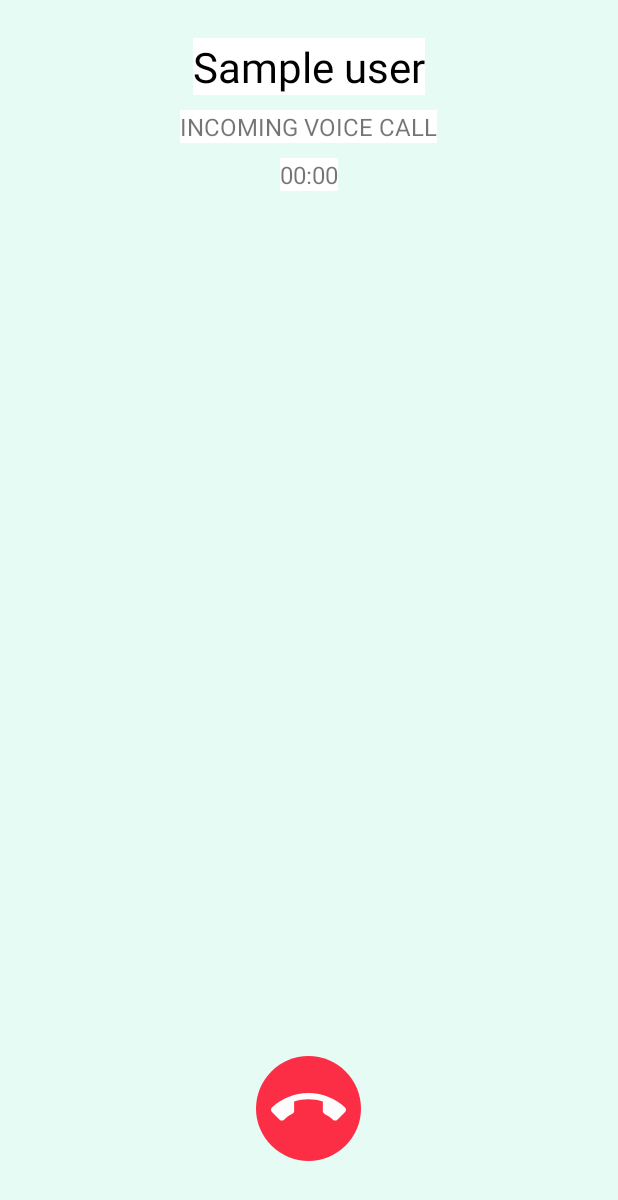
After one commit to Hunaid2000/Chat-App, an Android app: the voicecallActivity screen opened directly, with no data from a screen before it, on a phone screen of 412 x 824 dp. The commit adds this screen. Shown: the top 1200 px of the screen. Run offline under Robolectric (Android 15) with nearby library versions, the phone set to English and light mode, and no system bars; network calls fail.

Commit message:
Implement call screens

```diff
--- a/app/build.gradle
+++ b/app/build.gradle
@@ -29,6 +29,7 @@ android {
 }
 
 dependencies {
+    implementation fileTree(dir: 'libs', include: ['*.jar', '*.aar'])
     implementation 'com.android.volley:volley:1.2.1'
     implementation 'androidx.appcompat:appcompat:1.5.1'
     implementation 'com.google.android.material:material:1.7.0'
--- /dev/null
+++ b/app/src/main/java/com/ass2/i192008_i192043/voicecallActivity.java
@@ -0,0 +1,14 @@
+package com.ass2.i192008_i192043;
+
+import androidx.appcompat.app.AppCompatActivity;
+
+import android.os.Bundle;
+
+public class voicecallActivity extends AppCompatActivity {
+
+    @Override
+    protected void onCreate(Bundle savedInstanceState) {
+        super.onCreate(savedInstanceState);
+        setContentView(R.layout.activity_voicecall);
+    }
+}
--- /dev/null
+++ b/app/src/main/res/drawable/ic_call_end.xml
@@ -0,0 +1,5 @@
+<vector android:height="24dp" android:tint="#FCFCFC"
+    android:viewportHeight="24.0" android:viewportWidth="24.0"
+    android:width="24dp" xmlns:android="http://schemas.android.com/apk/res/android">
+    <path android:fillColor="#FF000000" android:pathData="M12,9c-1.6,0 -3.15,0.25 -4.6,0.72v3.1c0,0.39 -0.23,0.74 -0.56,0.9 -0.98,0.49 -1.87,1.12 -2.66,1.85 -0.18,0.18 -0.43,0.28 -0.7,0.28 -0.28,0 -0.53,-0.11 -0.71,-0.29L0.29,13.08c-0.18,-0.17 -0.29,-0.42 -0.29,-0.7 0,-0.28 0.11,-0.53 0.29,-0.71C3.34,8.78 7.46,7 12,7s8.66,1.78 11.71,4.67c0.18,0.18 0.29,0.43 0.29,0.71 0,0.28 -0.11,0.53 -0.29,0.71l-2.48,2.48c-0.18,0.18 -0.43,0.29 -0.71,0.29 -0.27,0 -0.52,-0.11 -0.7,-0.28 -0.79,-0.74 -1.69,-1.36 -2.67,-1.85 -0.33,-0.16 -0.56,-0.5 -0.56,-0.9v-3.1C15.15,9.25 13.6,9 12,9z"/>
+</vector>
--- /dev/null
+++ b/app/src/main/res/drawable/red_circle.xml
@@ -0,0 +1,11 @@
+<?xml version="1.0" encoding="utf-8"?>
+<selector xmlns:android="http://schemas.android.com/apk/res/android">
+
+    <item>
+        <shape android:shape="oval">
+            <solid android:color="#FB2E46"/>
+            <size android:width="20dp" android:height="20dp"/>
+        </shape>
+    </item>
+
+</selector>
--- a/app/src/main/res/layout/activity_chat.xml
+++ b/app/src/main/res/layout/activity_chat.xml
@@ -99,6 +99,7 @@
                 android:layout_height="0dp"/>
 
             <ImageButton
+                android:id="@+id/call_icon"
                 android:layout_width="40dp"
                 android:layout_height="40dp"
                 android:layout_alignParentEnd="true"
--- /dev/null
+++ b/app/src/main/res/layout/activity_voicecall.xml
@@ -0,0 +1,75 @@
+<?xml version="1.0" encoding="utf-8"?>
+<RelativeLayout xmlns:android="http://schemas.android.com/apk/res/android"
+    android:layout_width="match_parent"
+    android:layout_height="match_parent"
+    xmlns:tools="http://schemas.android.com/tools"
+    tools:context=".voicecallActivity"
+    android:background="#5EBCF3DD">
+
+    <RelativeLayout
+        android:id="@+id/topPanel"
+        android:layout_width="match_parent"
+        android:layout_height="wrap_content">
+
+        <TextView
+            android:id="@+id/remoteUser"
+            android:layout_width="wrap_content"
+            android:layout_height="wrap_content"
+            android:layout_centerHorizontal="true"
+            android:text="Sample user"
+            android:textSize="28sp"
+            android:layout_marginTop="25dp"
+            android:background="@color/white"
+            android:textColor="@android:color/black"/>
+
+        <TextView
+            android:id="@+id/callState"
+            android:layout_width="wrap_content"
+            android:layout_height="wrap_content"
+            android:layout_centerHorizontal="true"
+            android:text="Incoming Voice Call"
+            android:textSize="16sp"
+            android:textAllCaps="true"
+            android:layout_below="@id/remoteUser"
+            android:layout_marginTop="10dp"
+            android:background="@color/white"
+            />
+
+        <TextView
+            android:id="@+id/callDuration"
+            android:layout_width="wrap_content"
+            android:layout_height="wrap_content"
+            android:layout_gravity="center_horizontal"
+            android:layout_marginBottom="8dp"
+            android:layout_marginTop="10dp"
+            android:text="00:00"
+            android:textSize="16sp"
+            android:layout_centerHorizontal="true"
+            android:layout_below="@id/callState"
+            android:background="@color/white"
+            />
+
+
+    </RelativeLayout>
+
+    <ImageView
+        android:id="@+id/profile_image_calling"
+        android:layout_width="match_parent"
+        android:layout_height="match_parent"
+        android:contentDescription="Call background">
+
+    </ImageView>
+
+    <ImageView
+        android:id="@+id/hangupButton"
+        android:layout_width="70dp"
+        android:layout_height="70dp"
+        android:src="@drawable/ic_call_end"
+        android:layout_alignParentBottom="true"
+        android:layout_marginBottom="50dp"
+        android:layout_centerHorizontal="true"
+        android:background="@drawable/red_circle"
+        android:padding="10dp"/>
+
+
+</RelativeLayout>
```
Also changed, not shown: app/src/main/AndroidManifest.xml (+16 -3 lines), app/src/main/java/com/ass2/i192008_i192043/AudioPlayer.java (added, +107 -0 lines), app/src/main/java/com/ass2/i192008_i192043/BaseActivity.java (added, +98 -0 lines), app/src/main/java/com/ass2/i192008_i192043/IncomingCall.java (added, +191 -0 lines), app/src/main/java/com/ass2/i192008_i192043/chatActivity.java (+10 -0 lines), app/src/main/res/layout/activity_incomingcall.xml (added, +102 -0 lines), build.gradle (+9 -6 lines), 3 other files.
